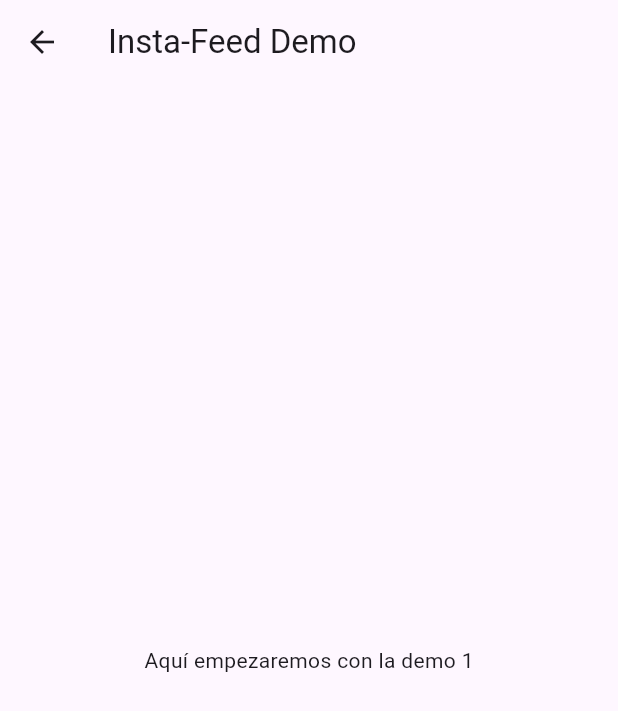
After one commit to DanielGuzmanV/Fundamentos-Flutter, a Flutter app: the InstaFeedScreen screen opened directly, on a phone screen of 412 x 824 dp. The commit adds this screen. Shown: the top 711 px of the screen. Run offline on Flutter 3.47's test engine with Material 3 defaults, Android fonts, the phone set to English and light mode, and no system bars; our stand-ins replace flutter_riverpod, go_router.

Commit message:
Cambio de nombres y se agrego la pantalla de presentaciones en las demos + la pantalla principal de la demo 1

```diff
--- /dev/null
+++ b/lib/features/demos/insta_feed/presentation/screens/insta_feed_screen.dart
@@ -0,0 +1,23 @@
+import 'package:flutter/material.dart';
+import 'package:go_router/go_router.dart';
+
+class InstaFeedScreen extends StatelessWidget {
+  const InstaFeedScreen({super.key});
+
+  @override
+  Widget build(BuildContext context) {
+    return Scaffold(
+      // Este proyecto tendrá su propia lógica de navegación
+      appBar: AppBar(
+        title: const Text('Insta-Feed Demo'),
+        leading: IconButton(
+          icon: const Icon(Icons.arrow_back),
+          onPressed: () => context.pop(), // Regresa al Hub
+        ),
+      ),
+      body: const Center(
+        child: Text('Aquí empezaremos con la demo 1'),
+      ),
+    );
+  }
+}
--- a/lib/features/demos/presentation/screens/project_two_screen.dart
+++ b/lib/features/demos/task_flow/presentation/screens/presentation_task_flow.dart
@@ -1,7 +1,7 @@
 import 'package:flutter/material.dart';
 
-class ProjectTwoScreen extends StatelessWidget {
-  const ProjectTwoScreen({super.key});
+class PresentationTaskFlow extends StatelessWidget {
+  const PresentationTaskFlow({super.key});
 
   @override
   Widget build(BuildContext context) {
```
Also changed, not shown: lib/features/demos/insta_feed/presentation/screens/presentation_insta_feed.dart (added, +37 -0 lines), lib/features/demos/presentation/screens/project_one_screen.dart (deleted, +0 -11 lines).
